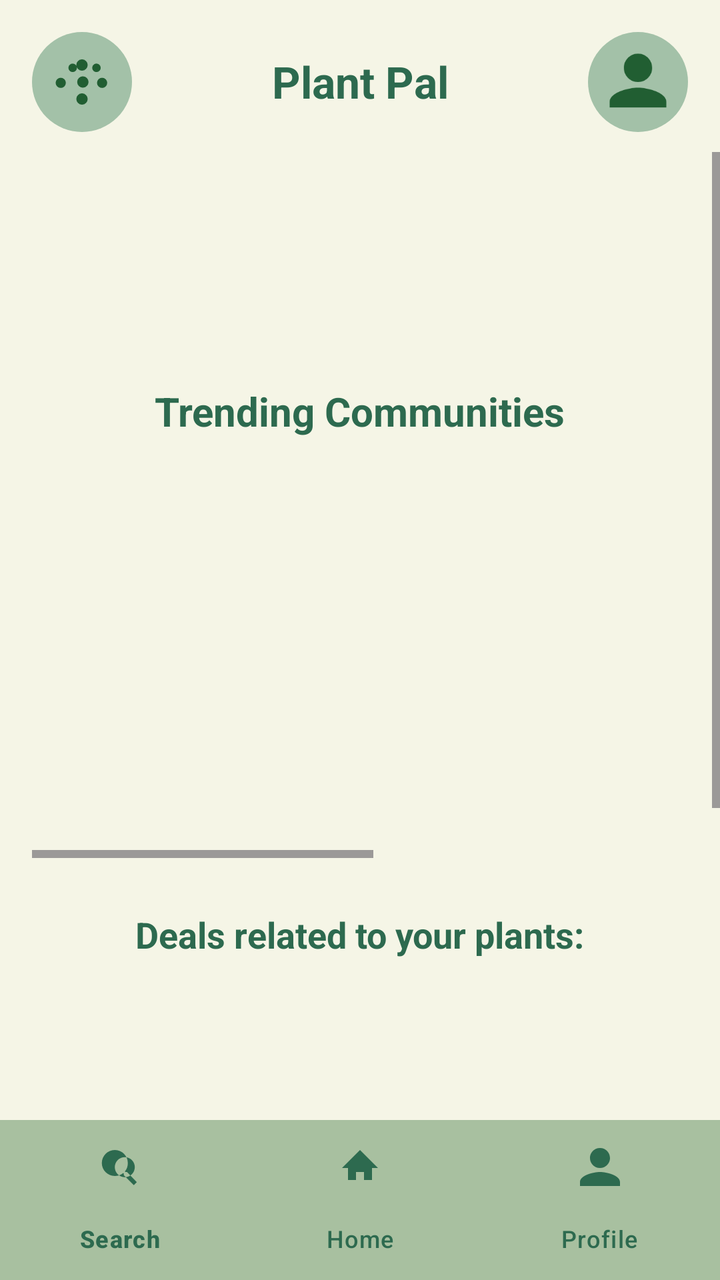
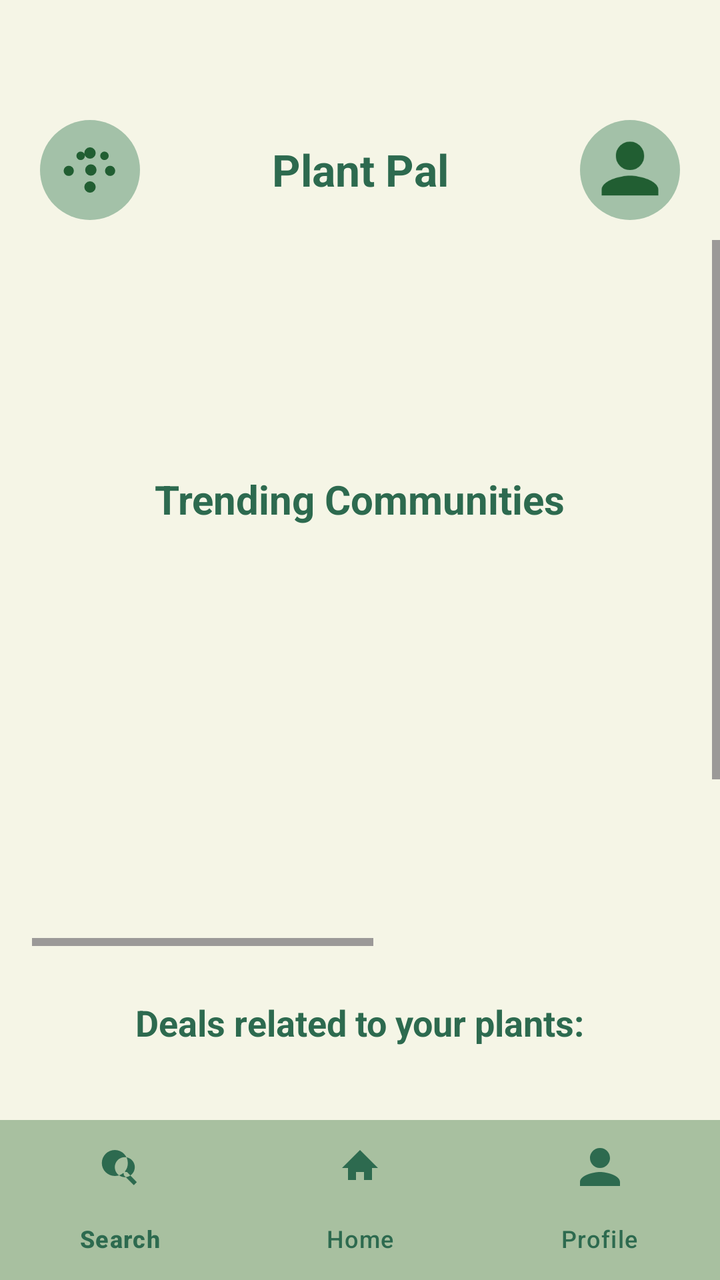

Screens rendered from an Android XML layout before and after an edit, with the pre-edit source and the edit as a unified diff.
<!-- AndroidManifest.xml: application theme Theme.plantpal -->
<!-- res/layout/activity_main.xml -->
<?xml version="1.0" encoding="utf-8"?>
<androidx.constraintlayout.widget.ConstraintLayout
    xmlns:android="http://schemas.android.com/apk/res/android"
    xmlns:app="http://schemas.android.com/apk/res-auto"
    xmlns:tools="http://schemas.android.com/tools"
    android:layout_width="match_parent"
    android:layout_height="match_parent"
    android:background="@color/cream"
    tools:context=".MainActivity">

    
    <ImageView
        android:id="@+id/topLeftIcon"
        android:layout_width="50dp"
        android:layout_height="50dp"
        android:background="@drawable/circle_background"
        android:padding="8dp"
        android:src="@drawable/ic_cluster"
        app:layout_constraintTop_toTopOf="parent"
        app:layout_constraintStart_toStartOf="parent"
        android:layout_margin="16dp"/>

    
    <TextView
        android:id="@+id/appTitle"
        android:layout_width="wrap_content"
        android:layout_height="wrap_content"
        android:text="Plant Pal"
        android:textSize="22sp"
        android:textColor="@color/dark_green"
        android:textStyle="bold"
        app:layout_constraintTop_toTopOf="parent"
        app:layout_constraintStart_toEndOf="@id/topLeftIcon"
        app:layout_constraintEnd_toStartOf="@id/topRightIcon"
        app:layout_constraintHorizontal_bias="0.5"
        android:layout_marginTop="26dp"/>

    
    <ImageView
        android:id="@+id/topRightIcon"
        android:layout_width="50dp"
        android:layout_height="50dp"
        android:background="@drawable/circle_background"
        android:padding="8dp"
        android:src="@drawable/ic_profile"
        app:layout_constraintTop_toTopOf="parent"
        app:layout_constraintEnd_toEndOf="parent"
        android:layout_margin="16dp"/>

    
    <ScrollView
        android:layout_width="match_parent"
        android:layout_height="0dp"
        app:layout_constraintTop_toBottomOf="@id/topRightIcon"
        app:layout_constraintBottom_toTopOf="@id/bottomNav"
        app:layout_constraintVertical_bias="0.5"
        android:layout_marginTop="10dp"
        android:layout_marginBottom="10dp">

        <LinearLayout
            android:layout_width="match_parent"
            android:layout_height="wrap_content"
            android:orientation="vertical"
            android:padding="16dp"
            android:layout_marginTop="300px"
            android:gravity="center_horizontal">

            


            
            <TextView
                android:id="@+id/trendingTitle"
                android:layout_width="wrap_content"
                android:layout_height="wrap_content"
                android:text="Trending Communities"
                android:textSize="20sp"
                android:textStyle="bold"
                android:textColor="@color/dark_green"
                android:layout_marginBottom="10dp"/>

            <HorizontalScrollView
                android:layout_width="match_parent"
                android:layout_height="wrap_content"
                android:paddingBottom="16dp">

                <LinearLayout
                    android:layout_width="wrap_content"
                    android:layout_height="wrap_content"
                    android:orientation="horizontal">

                    <ImageView
                        android:layout_width="200dp"
                        android:layout_height="200dp"
                        android:src="@drawable/deal1"
                        android:layout_marginEnd="10dp"
                        android:contentDescription="Trending 1"/>

                    <ImageView
                        android:layout_width="200dp"
                        android:layout_height="200dp"
                        android:src="@drawable/deal2"
                        android:layout_marginEnd="10dp"
                        android:contentDescription="Trending 2"/>

                    <ImageView
                        android:layout_width="200dp"
                        android:layout_height="200dp"
                        android:src="@drawable/deal3"
                        android:layout_marginEnd="10dp"
                        android:contentDescription="Trending 3"/>
                </LinearLayout>
            </HorizontalScrollView>

            
            <TextView
                android:id="@+id/dealsTitle"
                android:layout_width="wrap_content"
                android:layout_height="wrap_content"
                android:text="Deals related to your plants:"
                android:textSize="18sp"
                android:textStyle="bold"
                android:textColor="@color/dark_green"
                android:layout_marginTop="10dp"
                android:layout_marginBottom="10dp"/>

            <HorizontalScrollView
                android:layout_width="match_parent"
                android:layout_height="wrap_content"
                android:paddingBottom="16dp">

                <LinearLayout
                    android:layout_width="wrap_content"
                    android:layout_height="wrap_content"
                    android:orientation="horizontal">

                    <ImageView
                        android:layout_width="200dp"
                        android:layout_height="240dp"
                        android:src="@drawable/deal1"
                        android:layout_marginEnd="10dp"
                        android:contentDescription="Deal 1"/>

                    <ImageView
                        android:layout_width="200dp"
                        android:layout_height="240dp"
                        android:src="@drawable/deal2"
                        android:layout_marginEnd="10dp"
                        android:contentDescription="Deal 2"/>

                    <ImageView
                        android:layout_width="200dp"
                        android:layout_height="240dp"
                        android:src="@drawable/deal3"
                        android:layout_marginEnd="10dp"
                        android:contentDescription="Deal 3"/>
                </LinearLayout>
            </HorizontalScrollView>

        </LinearLayout>
    </ScrollView>

    
    <com.google.android.material.bottomnavigation.BottomNavigationView
        android:id="@+id/bottomNav"
        android:layout_width="match_parent"
        android:layout_height="wrap_content"
        android:background="@color/light_green"
        app:itemIconTint="@color/dark_green"
        app:itemTextColor="@color/dark_green"
        app:layout_constraintBottom_toBottomOf="parent"
        app:menu="@menu/bottom_nav_menu"/>
</androidx.constraintlayout.widget.ConstraintLayout>
<!-- resources referenced by this layout -->
<resources>
  <color name="cream">#F5F5E6</color>
  <color name="dark_green">#2D6A4F</color>
  <color name="light_green">#A8C0A0</color>
  <!-- drawable circle_background (drawable) -->
  <?xml version="1.0" encoding="utf-8"?>
  <shape xmlns:android="http://schemas.android.com/apk/res/android"
      android:shape="oval">
      <solid android:color="#A3C1A8" /> 
      <size android:width="50dp" android:height="50dp" />
  </shape>
  <!-- drawable deal1: png bitmap (drawable, 20465 bytes) -->
  <!-- drawable deal2: png bitmap (drawable, 38073 bytes) -->
  <!-- drawable deal3: jpg bitmap (drawable, 28090 bytes) -->
  <!-- drawable ic_cluster (drawable) -->
  <?xml version="1.0" encoding="utf-8"?>
  <vector xmlns:android="http://schemas.android.com/apk/res/android"
      android:width="24dp"
      android:height="24dp"
      android:viewportWidth="24"
      android:viewportHeight="24">
      <path
          android:fillColor="#215E32"
          android:pathData="M12,4a2,2 0 1,0 0,4 2,2 0 0,0 0,-4zm4.2,1.8a1.5,1.5 0 1,0 2.1,2.1 1.5,1.5 0 0,0 -2.1,-2.1zm-8.4,0a1.5,1.5 0 1,0 2.1,2.1 1.5,1.5 0 0,0 -2.1,-2.1zm11.3,4.7a1.8,1.8 0 1,0 0,3.6 1.8,1.8 0 0,0 0,-3.6zm-14.6,0a1.8,1.8 0 1,0 0,3.6 1.8,1.8 0 0,0 0,-3.6zm5.8,1.5a2,2 0 1,0 4,0 2,2 0 0,0 -4,0zM12,16a2,2 0 1,0 0,4 2,2 0 0,0 0,-4z" />
  </vector>
  <!-- drawable ic_profile (drawable) -->
  <?xml version="1.0" encoding="utf-8"?>
  <vector xmlns:android="http://schemas.android.com/apk/res/android"
      android:width="24dp"
      android:height="24dp"
      android:viewportWidth="24"
      android:viewportHeight="24">
      <path
          android:fillColor="#215E32"
          android:pathData="M12,12c2.76,0 5,-2.24 5,-5S14.76,2 12,2 7,4.24 7,7s2.24,5 5,5zm0,2c-3.33,0 -10,1.67 -10,5v2h20v-2c0,-3.33 -6.67,-5 -10,-5z" />
  </vector>
  <style name="Theme.plantpal" parent="Base.Theme.plantpal" />
  <style name="Base.Theme.plantpal" parent="Theme.Material3.DayNight.NoActionBar">
          
          
      </style>
</resources>

<!-- the commit's change to res/layout/activity_main.xml (unified diff, before → after) -->
@@ -18,7 +18,8 @@
         android:src="@drawable/ic_cluster"
         app:layout_constraintTop_toTopOf="parent"
         app:layout_constraintStart_toStartOf="parent"
-        android:layout_margin="16dp"/>
+        android:layout_marginStart="20dp"
+        android:layout_marginTop="60dp"/>
 
     
     <TextView
@@ -33,9 +34,11 @@
         app:layout_constraintStart_toEndOf="@id/topLeftIcon"
         app:layout_constraintEnd_toStartOf="@id/topRightIcon"
         app:layout_constraintHorizontal_bias="0.5"
-        android:layout_marginTop="26dp"/>
+        android:layout_marginTop="70dp"/>
 
     
+
+
     <ImageView
         android:id="@+id/topRightIcon"
         android:layout_width="50dp"
@@ -45,7 +48,8 @@
         android:src="@drawable/ic_profile"
         app:layout_constraintTop_toTopOf="parent"
         app:layout_constraintEnd_toEndOf="parent"
-        android:layout_margin="16dp"/>
+        android:layout_marginEnd="20dp"
+        android:layout_marginTop="60dp" />
 
     
     <ScrollView
